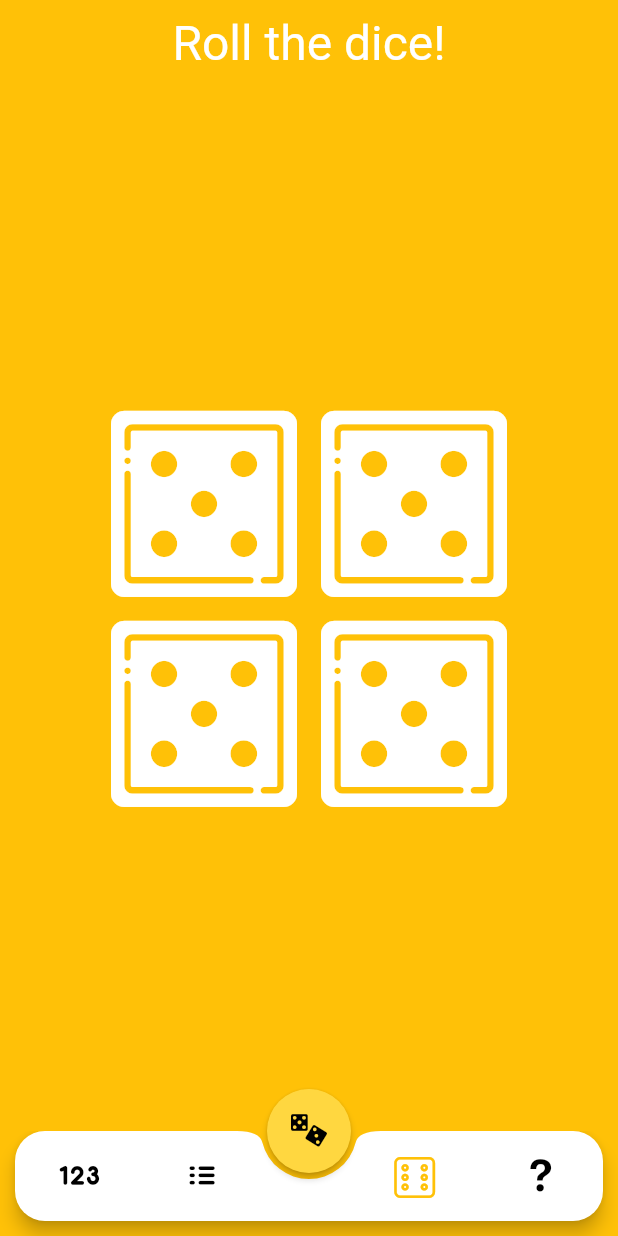
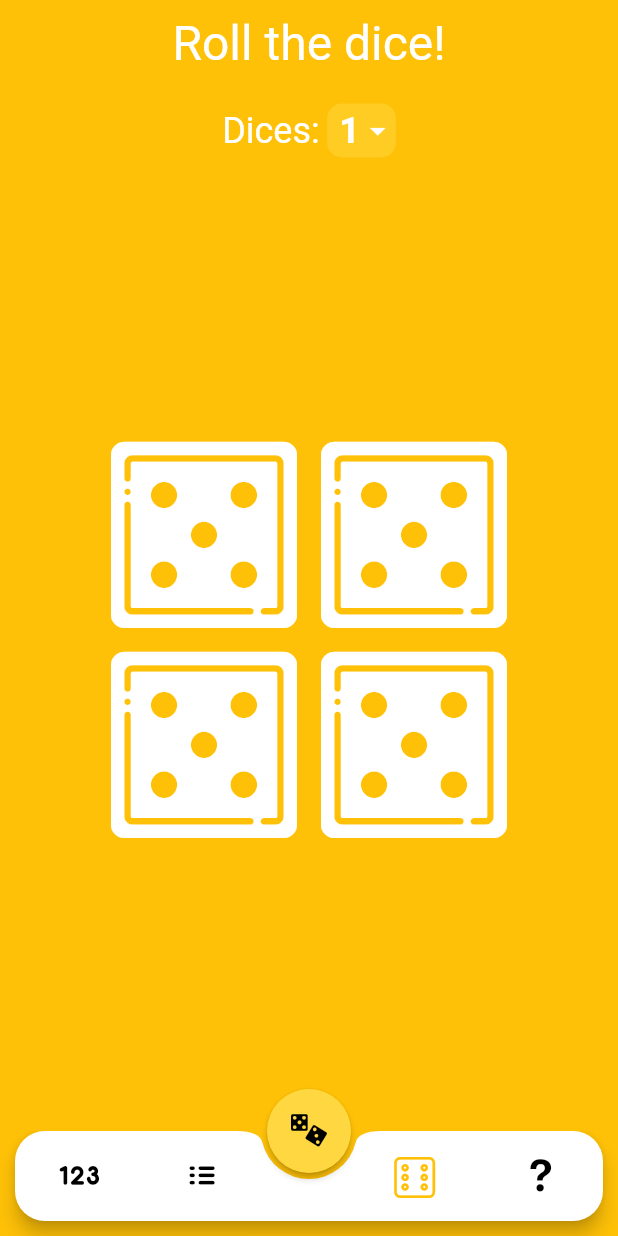
Before and after one commit to artemmmon/randomizer, a Flutter app: the screen it shows after launch, item 3 of the bottom bar chosen, on a phone screen of 412 x 824 dp. Run offline on Flutter 3.47's test engine with Material 2 defaults, Android fonts, the light colour scheme and no system bars; drawn by our look-alikes of auto_size_text; our stand-ins replace bloc, flutter_bloc, rxdart; statements that could not run were skipped.

Commit message:
- gamble: endpoint

```diff
--- a/lib/pages/custom/custom_page.dart
+++ b/lib/pages/custom/custom_page.dart
@@ -39,8 +39,8 @@ class _CustomPageState extends State<CustomPage> with TickerProviderStateMixin {
 
   // Ui
   final _textColor = Colors.white;
-  final _inputColor = colorSet[1][2].withOpacity(.8);
-  final _inputErrorColor = Colors.red.withOpacity(.8);
+  final _inputColor = colorSet[1][2].withOpacity(.2);
+  final _inputErrorColor = Colors.red.withOpacity(.5);
   MediaQueryData _mediaData;
   ScrollController _scrollController;
 
--- a/lib/pages/gamble/gamble_page.dart
+++ b/lib/pages/gamble/gamble_page.dart
@@ -22,6 +22,7 @@ class _GamblePageState extends State<GamblePage> {
   StreamSubscription _clickSubscription;
 
   // Data
+  int _diceAmount = 1;
   final dices = [
     CustomIcons.dice_1,
     CustomIcons.dice_2,
@@ -74,16 +75,53 @@ class _GamblePageState extends State<GamblePage> {
             },
             child: Container(
                 alignment: Alignment(0, 0),
+                margin: EdgeInsets.all(10),
                 color: Colors.transparent,
                 child: Column(
                   children: <Widget>[
-                    Container(
-                      margin: EdgeInsets.all(10),
-                      child: AutoSizeText(
-                        "Roll the dice!",
-                        maxLines: 1,
-                        textAlign: TextAlign.center,
-                        style: TextStyle(fontSize: 32, color: _textColor),
+                    AutoSizeText(
+                      "Roll the dice!",
+                      maxLines: 1,
+                      textAlign: TextAlign.center,
+                      style: TextStyle(fontSize: 32, color: _textColor),
+                    ),
+                    SizedBox(height: 16),
+                    Padding(
+                      padding: EdgeInsets.symmetric(vertical: 5, horizontal: 10),
+                      child: Row(
+                        mainAxisSize: MainAxisSize.min,
+                        crossAxisAlignment: CrossAxisAlignment.center,
+                        children: <Widget>[
+                          Text(
+                            "Dices:",
+                            style: TextStyle(fontSize: 24),
+                          ),
+                          SizedBox(width: 5),
+                          InkWell(
+                            borderRadius: BorderRadius.circular(10),
+                            onTap: () {},
+                            child: Container(
+                              padding: EdgeInsets.symmetric(vertical: 4, horizontal: 8).copyWith(right: 0),
+                              decoration: BoxDecoration(
+                                color: colorSet[2][2].withOpacity(.5),
+                                borderRadius: BorderRadius.circular(10),
+                              ),
+                              child: Row(
+                                children: <Widget>[
+                                  Text(
+                                    "$_diceAmount",
+                                    textAlign: TextAlign.center,
+                                    style: TextStyle(fontWeight: FontWeight.bold, fontSize: 24),
+                                  ),
+                                  Icon(
+                                    Icons.arrow_drop_down,
+                                    color: Colors.white,
+                                  )
+                                ],
+                              ),
+                            ),
+                          )
+                        ],
                       ),
                     ),
                     Expanded(
@@ -135,8 +173,6 @@ class _GamblePageState extends State<GamblePage> {
                         ],
                       ),
                     ),
-//                    _buildInput(),
-//                    _buildBody(),
                   ],
                 ))));
   }
--- /dev/null
+++ b/lib/widget/alert_choose_widget.dart
@@ -0,0 +1,15 @@
+import 'package:flutter/material.dart';
+
+class ChooserAlert extends StatelessWidget {
+  final List<String> options;
+  final OnChose callBack;
+
+  ChooserAlert({this.options, this.callBack});
+
+  @override
+  Widget build(BuildContext context) {
+    return null;
+  }
+}
+
+typedef OnChose = String Function();
```
